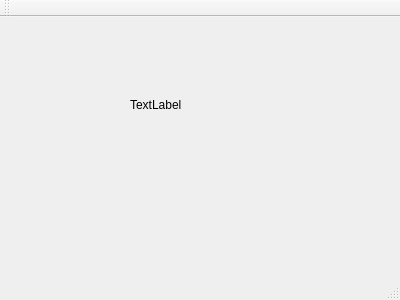
Qt form Rehistoric/mainwindow.ui (Lauraxia/Rehistoric) before a commit.
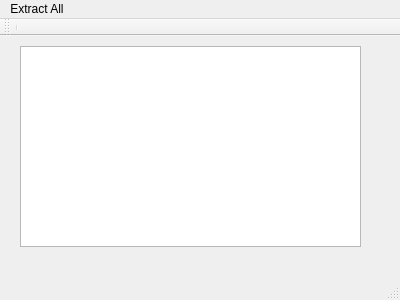
The same form after that commit.

What changed in the file:
```diff
--- a/Rehistoric/mainwindow.ui
+++ b/Rehistoric/mainwindow.ui
@@ -27,6 +27,16 @@
      <string>TextLabel</string>
     </property>
    </widget>
+   <widget class="QColumnView" name="columnView">
+    <property name="geometry">
+     <rect>
+      <x>20</x>
+      <y>10</y>
+      <width>341</width>
+      <height>201</height>
+     </rect>
+    </property>
+   </widget>
   </widget>
   <widget class="QMenuBar" name="menuBar">
    <property name="geometry">
@@ -37,6 +47,12 @@
      <height>20</height>
     </rect>
    </property>
+   <widget class="QMenu" name="menuExtract_All">
+    <property name="title">
+     <string>Extract All</string>
+    </property>
+   </widget>
+   <addaction name="menuExtract_All"/>
   </widget>
   <widget class="QToolBar" name="mainToolBar">
    <attribute name="toolBarArea">
@@ -45,6 +61,7 @@
    <attribute name="toolBarBreak">
     <bool>false</bool>
    </attribute>
+   <addaction name="separator"/>
   </widget>
   <widget class="QStatusBar" name="statusBar"/>
  </widget>
```
